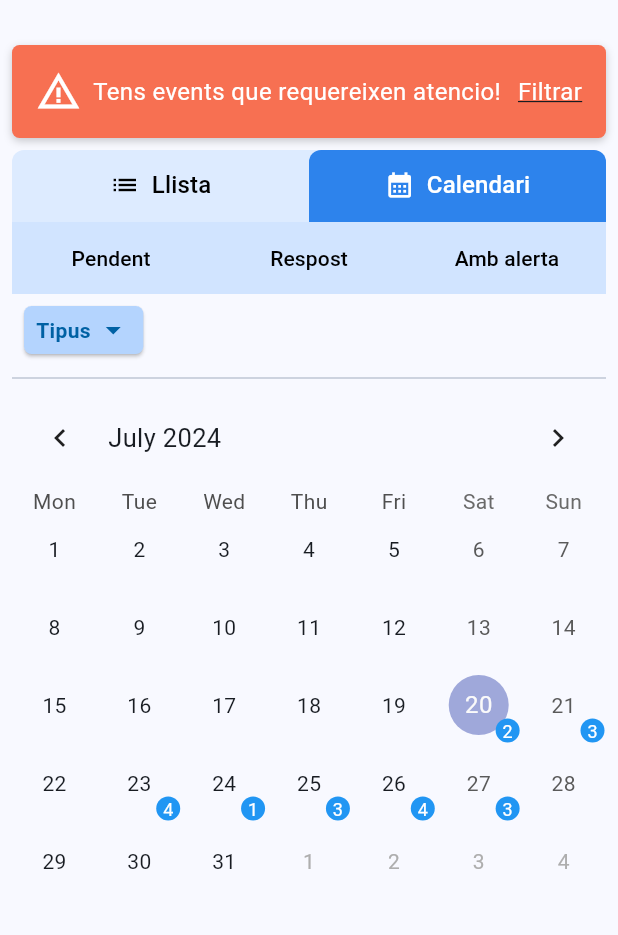
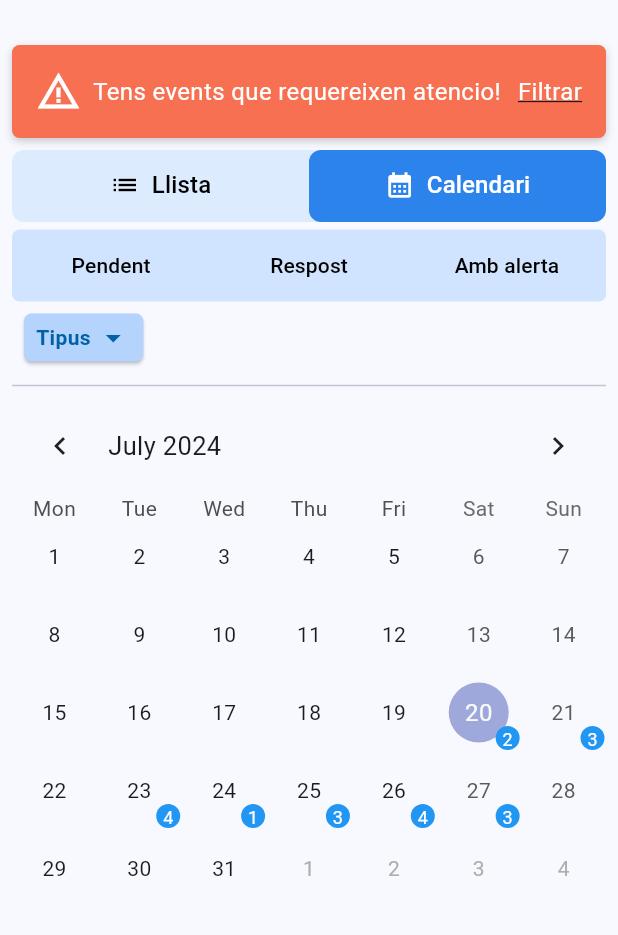
Before and after one commit to AssociacioFemPinya/mobile, a Flutter app: the screen it shows after launch, tab 2 chosen, on a phone screen of 412 x 824 dp, the part 63-998 px from its top. Run offline on Flutter 3.47's test engine with Material 3 defaults, Android fonts, the light colour scheme and no system bars; drawn by our look-alikes of table_calendar; our stand-ins replace dartz, equatable, flutter_bloc, flutter_svg, get_it; missing offline and left inert: customizable_counter; generated files the repository leaves out were written again.

Commit message:
some style changes

```diff
--- a/lib/features/events/presentation/pages/events_list/events_list_page.dart
+++ b/lib/features/events/presentation/pages/events_list/events_list_page.dart
@@ -48,6 +48,7 @@ class EventsListPage extends StatelessWidget {
             children: [
                EventsWithAlertBannerWidget(),
                EventsViewModeWidget(),
+                SizedBox(height: 5,),
                EventsStatusFiltersWidget(),
                Row(children: [
                 EventsFiltersButton(),
--- a/lib/features/events/presentation/widgets/events_list/events_status_filters.dart
+++ b/lib/features/events/presentation/widgets/events_list/events_status_filters.dart
@@ -26,6 +26,7 @@ class EventsStatusFiltersWidget extends StatelessWidget {
                         .read<EventsFiltersBloc>()
                         .add(EventsStatusFilterUndefined(value));
                   },
+                  isFirst: true,
                 ),
               ),
               Expanded(
@@ -50,6 +51,7 @@ class EventsStatusFiltersWidget extends StatelessWidget {
                         .read<EventsFiltersBloc>()
                         .add(EventsStatusFilterWarning(value));
                   },
+                  isLast: true,
                 ),
               ),
             ],
@@ -60,16 +62,31 @@ class EventsStatusFiltersWidget extends StatelessWidget {
   }
 
   Widget buildEventStatusFilterButton(
-      bool selected, String label, BuildContext context, ValueChanged<bool> onSelected) {
+      bool selected, String label, BuildContext context, ValueChanged<bool> onSelected,
+      {bool isFirst = false, bool isLast = false}) {
     return Container(
       margin: EdgeInsets.zero, // Elimina márgenes
+      child: Material(
+        shadowColor: Colors.blue.withOpacity(0.5),
+        elevation: selected ? 1 : 0, // Aplica elevación si está seleccionado
+        borderRadius: BorderRadius.only(
+          topLeft: isFirst ? Radius.circular(5.0) : Radius.circular(0),
+          bottomLeft: isFirst ? Radius.circular(5.0) : Radius.circular(0),
+          topRight: isLast ? Radius.circular(5.0) : Radius.circular(0),
+          bottomRight: isLast ? Radius.circular(5.0) : Radius.circular(0),
+        ),
         child: TextButton(
           style: TextButton.styleFrom(
             backgroundColor: selected
                 ? Theme.of(context).colorScheme.primaryFixedDim
                 : Theme.of(context).colorScheme.primaryFixed,
             shape: RoundedRectangleBorder(
-            borderRadius: BorderRadius.circular(0),
+              borderRadius: BorderRadius.only(
+                topLeft: isFirst ? Radius.circular(5.0) : Radius.circular(0),
+                bottomLeft: isFirst ? Radius.circular(5.0) : Radius.circular(0),
+                topRight: isLast ? Radius.circular(5.0) : Radius.circular(0),
+                bottomRight: isLast ? Radius.circular(5.0) : Radius.circular(0),
+              ),
               side: BorderSide.none, // Elimina el borde
             ),
             padding: EdgeInsets.zero, // Elimina el padding interno
@@ -98,6 +115,7 @@ class EventsStatusFiltersWidget extends StatelessWidget {
             ],
           ),
         ),
+      ),
     );
   }
 }
--- a/lib/features/events/presentation/widgets/events_list/events_view_mode.dart
+++ b/lib/features/events/presentation/widgets/events_list/events_view_mode.dart
@@ -87,6 +87,7 @@ class _EventsViewModeWidgetState extends State<EventsViewModeWidget>
         ),
       ),
     };
+
     return BlocBuilder<EventsViewModeBloc, EventsViewModeState>(
       builder: (context, state) {
         return SizedBox(
@@ -96,6 +97,8 @@ class _EventsViewModeWidgetState extends State<EventsViewModeWidget>
                    borderRadius:  const BorderRadius.only(
                         topLeft: Radius.circular(8.0),
                         topRight: Radius.circular(8.0),
+                        bottomLeft: Radius.circular(8.0),
+                        bottomRight: Radius.circular(8.0)
                       ),
                   color: Theme.of(context)
                     .colorScheme
@@ -109,8 +112,10 @@ class _EventsViewModeWidgetState extends State<EventsViewModeWidget>
                     unselectedLabelColor: Colors.black,
                     indicator: const BoxDecoration(
                        borderRadius:  BorderRadius.only(
-                        topLeft: Radius.circular(8.0),
+                         topLeft: Radius.circular(8.0),
                         topRight: Radius.circular(8.0),
+                        bottomLeft: Radius.circular(8.0),
+                        bottomRight: Radius.circular(8.0)
                       ),
                       color:  Color.fromARGB(255, 45, 131, 236),
                     ),
```
Lines whose indentation alone changed are shown as unchanged.
